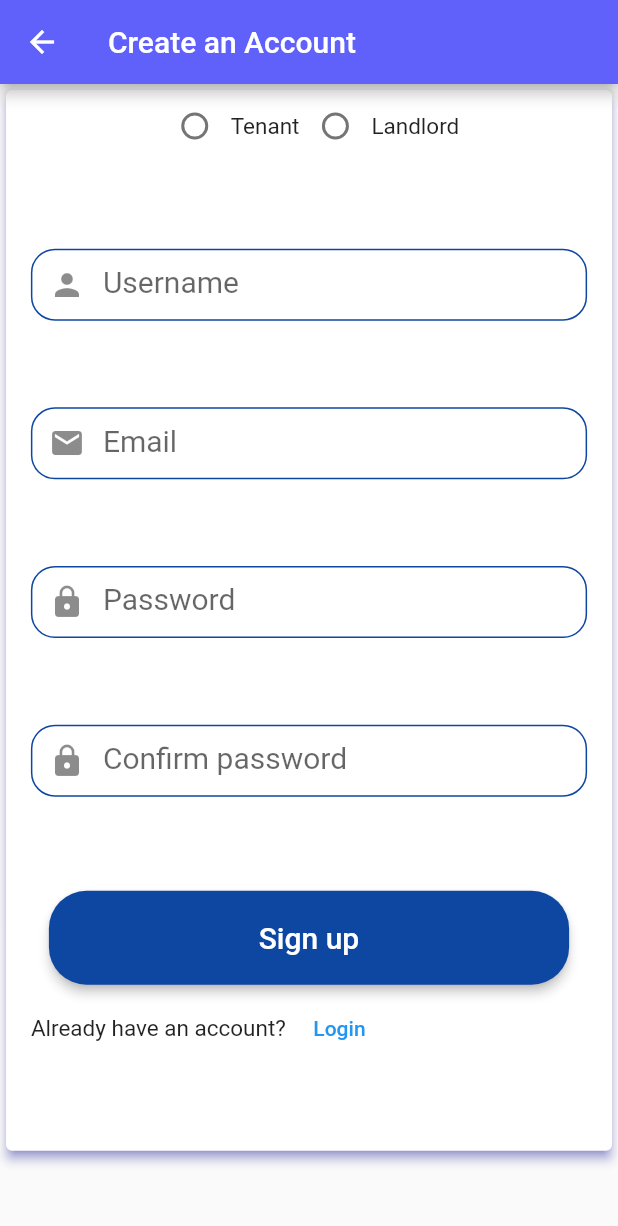
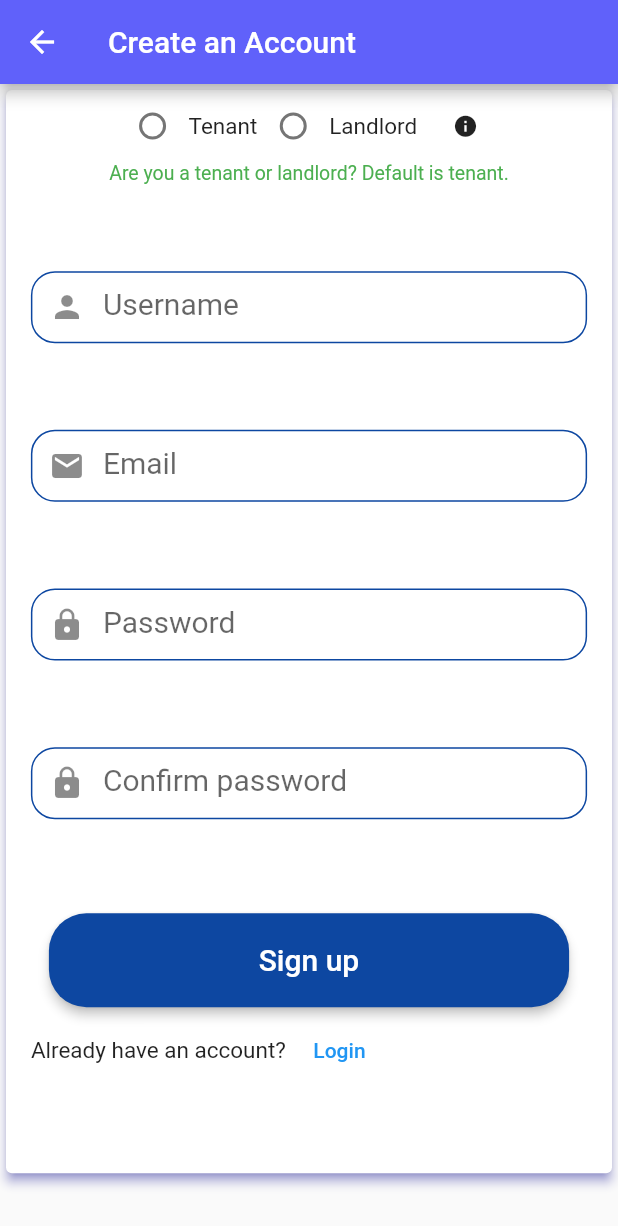
Before and after one commit to RonnyK36/finder, a Flutter app: the screen it shows after launch, after a tap on "Login", after a tap on "Sign up", on a phone screen of 412 x 824 dp. Shown: the top 1226 px of the screen. Run offline on Flutter 3.47's test engine with Material 2 defaults, Android fonts, the phone set to English and light mode, and no system bars; our stand-ins replace carousel_slider, cloud_firestore, firebase_auth, firebase_core, get, google_fonts; accounts and stored records are empty; Roboto replaces fonts that are missing (NotoSansMono-Regular, Ubuntu); project files that could hold a hidden picture were left out.

Commit message:
UI changes and bug fix

```diff
--- a/lib/views/screens/bottom_navigation.dart
+++ b/lib/views/screens/bottom_navigation.dart
@@ -2,6 +2,7 @@ import 'package:finder/config/configurations.dart';
 import 'package:finder/views/screens/apartments.dart';
 import 'package:finder/views/screens/home_screen.dart';
 import 'package:finder/views/screens/profile_page.dart';
+import 'package:finder/views/screens/search.dart';
 import 'package:flutter/material.dart';
 
 class NavigationManager extends StatefulWidget {
@@ -14,10 +15,9 @@ class NavigationManager extends StatefulWidget {
 class _NavigationManagerState extends State<NavigationManager> {
   int currentIndex = 0;
   final screens = [
-    // Center(child: Text('Apartments')),
     Apartments(),
-    Center(child: Text('Search')),
-    HomeScreen(),
+    Search(),
+    HomeScreen(), // trending page
     ProfilePage(),
   ];
   @override
--- a/lib/views/screens/sign_up_screen.dart
+++ b/lib/views/screens/sign_up_screen.dart
@@ -18,6 +18,7 @@ class _SignUpScreenState extends State<SignUpScreen> {
   TextEditingController _passwordController = TextEditingController();
   TextEditingController _confirmPasswordController = TextEditingController();
   bool isTenant = true;
+  bool showHint = true;
 
   late int selectedRadio;
 
@@ -68,6 +69,8 @@ class _SignUpScreenState extends State<SignUpScreen> {
           child: Column(
             mainAxisAlignment: MainAxisAlignment.spaceEvenly,
             children: [
+              Column(
+                children: [
                   Row(
                     mainAxisAlignment: MainAxisAlignment.center,
                     children: [
@@ -80,6 +83,7 @@ class _SignUpScreenState extends State<SignUpScreen> {
                               print('Tenant');
                               setState(() {
                                 isTenant = true;
+                                showHint = false;
                               });
                               setSelectedRadio(val);
                             },
@@ -99,6 +103,7 @@ class _SignUpScreenState extends State<SignUpScreen> {
                               print('Landlord');
                               setState(() {
                                 isTenant = false;
+                                showHint = false;
                               });
                               setSelectedRadio(val);
                             },
@@ -109,6 +114,30 @@ class _SignUpScreenState extends State<SignUpScreen> {
                           ),
                         ],
                       ),
+                      SizedBox(
+                        width: Config.screenWidth! * 0.02,
+                      ),
+                      IconButton(
+                          onPressed: () {
+                            setState(() {
+                              showHint = !showHint;
+                            });
+                          },
+                          icon: Icon(
+                            Icons.info,
+                            size: 17,
+                          )),
+                    ],
+                  ),
+                  Align(
+                    alignment: Alignment.center,
+                    child: Text(
+                        showHint
+                            ? 'Are you a tenant or landlord? Default is tenant.'
+                            : '',
+                        style: kUbuntu15.copyWith(
+                            fontSize: 13, color: Colors.green)),
+                  )
                 ],
               ),
               Form(
--- a/lib/widgets/sign_in_form.dart
+++ b/lib/widgets/sign_in_form.dart
@@ -21,8 +21,23 @@ class _SignInFormState extends State<SignInForm> {
       elevation: 3,
       shadowColor: kAccentColor,
       child: Container(
-        height: Config.screenHeight! * 0.55,
-        child: Form(
+        height: Config.screenHeight! * 0.5,
+        child: Column(
+          mainAxisAlignment: MainAxisAlignment.spaceEvenly,
+          children: [
+            Align(
+              alignment: Alignment.topLeft,
+              child: Padding(
+                padding: EdgeInsets.symmetric(
+                    horizontal: Config.screenWidth! * 0.03),
+                child: Text(
+                  'Log in if you have an account',
+                  style: kUbuntu15.copyWith(fontSize: 20, color: kAccentColor),
+                ),
+              ),
+            ),
+            SizedBox(height: Config.screenHeight! * 0.006),
+            Form(
               key: _formKey,
               child: Padding(
                 padding: EdgeInsets.symmetric(horizontal: 10, vertical: 5),
@@ -40,6 +55,8 @@ class _SignInFormState extends State<SignInForm> {
                   ),
                 ),
               ),
+            ),
+          ],
         ),
       ),
     );
```
Also changed, not shown: lib/controllers/auth_controllers.dart (+15 -4 lines), lib/views/screens/login_ui_screen.dart (+0 -22 lines), lib/views/screens/profile_page.dart (+34 -14 lines), lib/views/screens/search.dart (added, +24 -0 lines). Lines whose indentation alone changed are shown as unchanged.
